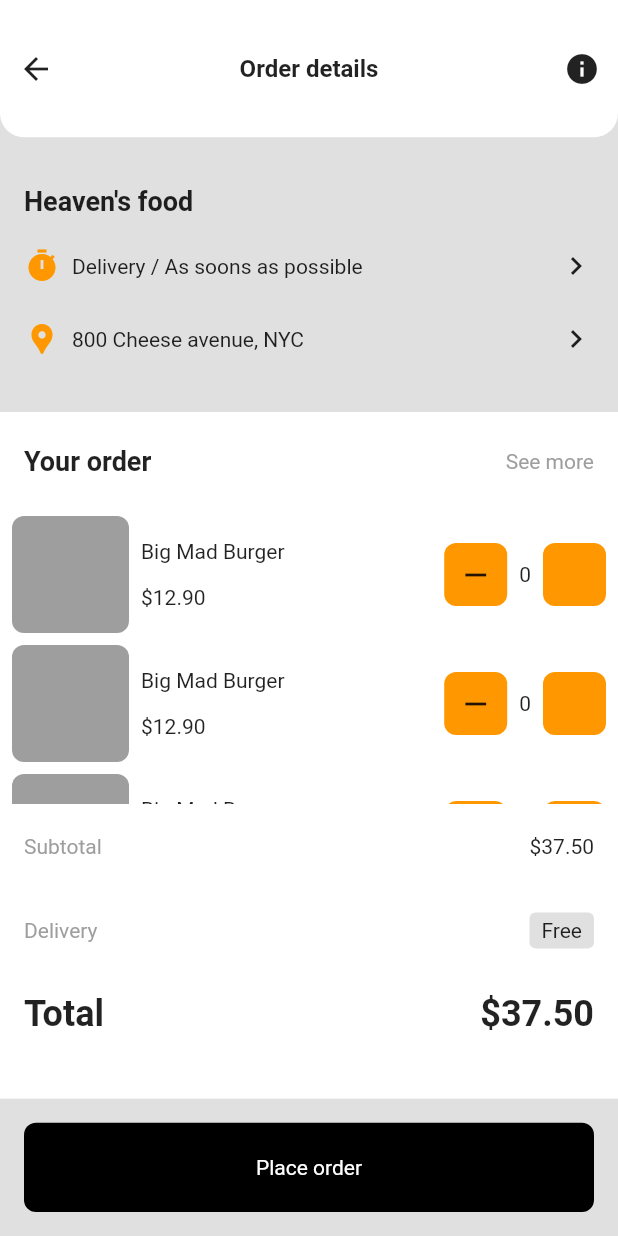
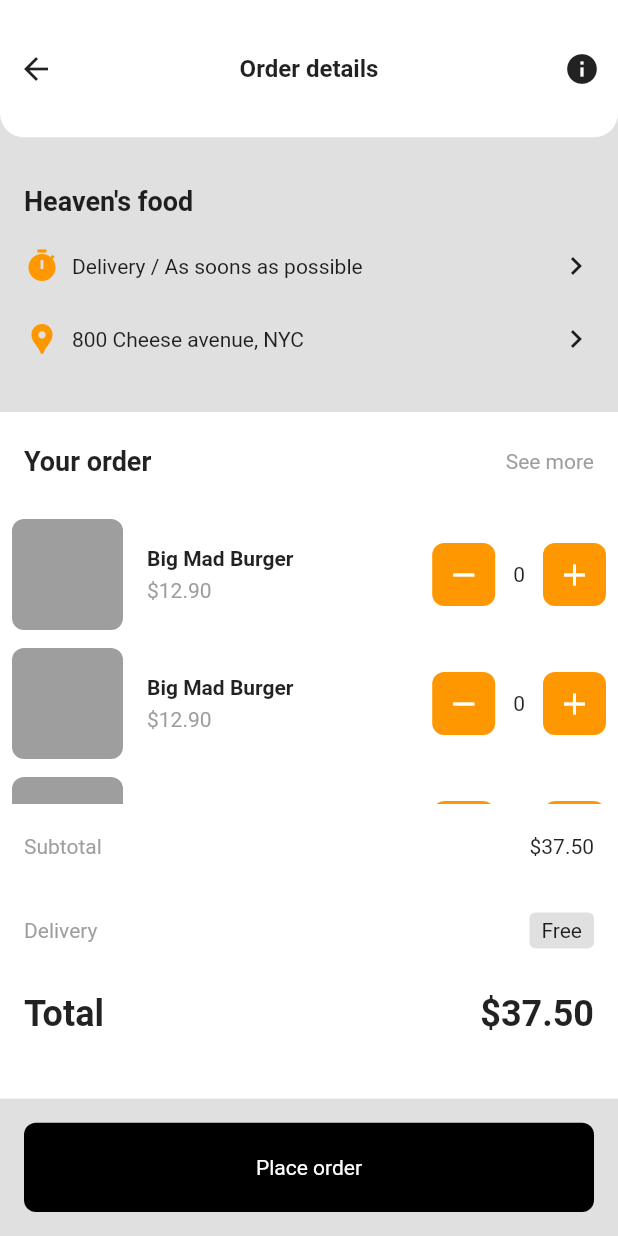
Before and after one commit to JAICHANGPARK/flutter_notebook_11th_story, a Flutter app: the screen it shows after launch, item 2 of the bottom bar chosen, on a phone screen of 412 x 824 dp. Run offline on Flutter 3.47's test engine with Material 2 defaults, Android fonts, the phone set to English and light mode, and no system bars; our stand-ins replace backdrop, badges, flutter_inner_drawer, flutter_slidable, flutter_swiper, google_fonts; network calls fail.

Commit message:
Update food_order_page.dart

```diff
--- a/lib/ep744_food_app/ui/food_order_page.dart
+++ b/lib/ep744_food_app/ui/food_order_page.dart
@@ -6,8 +6,8 @@ class FoodOrderPage extends StatefulWidget {
 }
 
 class _FoodOrderPageState extends State<FoodOrderPage> {
+  num _itemCount = 0;
 
-  num _itemCount = 0;
   @override
   Widget build(BuildContext context) {
     return Scaffold(
@@ -125,31 +125,41 @@ class _FoodOrderPageState extends State<FoodOrderPage> {
                             itemCount: 3,
                             itemBuilder: (context, index) {
                               return Padding(
-                            padding: const EdgeInsets.symmetric(vertical: 4,horizontal: 8),
+                                padding: const EdgeInsets.symmetric(vertical: 6, horizontal: 8),
                                 child: Container(
-                              height: 78,
+                                  height: 74,
                                   child: Row(
                                     children: [
-                                  Container(height: 78,
-                                  width: 78,
-                                  decoration: BoxDecoration(
-                                    color: Colors.grey,
-                                    borderRadius: BorderRadius.circular(8)
-                                  ),),
+                                      Container(
+                                        height: 74,
+                                        width: 74,
+                                        decoration:
+                                            BoxDecoration(color: Colors.grey, borderRadius: BorderRadius.circular(8)),
+                                      ),
                                       Padding(
-                                    padding: const EdgeInsets.all(8.0),
+                                        padding: const EdgeInsets.symmetric(vertical: 16, horizontal: 16),
                                         child: Column(
                                           mainAxisAlignment: MainAxisAlignment.spaceAround,
                                           crossAxisAlignment: CrossAxisAlignment.start,
                                           children: [
-                                        Text("Big Mad Burger"),
-                                        Text("\$12.90"),
+                                            Text(
+                                              "Big Mad Burger",
+                                              style: TextStyle(
+                                                fontWeight: FontWeight.bold,
+                                              ),
+                                            ),
+                                            Text(
+                                              "\$12.90",
+                                              style: TextStyle(
+                                                color: Colors.grey,
+                                              ),
+                                            ),
                                           ],
                                         ),
                                       ),
                                       Spacer(),
                                       InkWell(
-                                    onTap: (){
+                                        onTap: () {
                                           setState(() {
                                             _itemCount--;
                                           });
@@ -158,20 +168,21 @@ class _FoodOrderPageState extends State<FoodOrderPage> {
                                           height: 42,
                                           width: 42,
                                           decoration: BoxDecoration(
-                                        color: Colors.orange,
-                                        borderRadius: BorderRadius.circular(8)
+                                              color: Colors.orange, borderRadius: BorderRadius.circular(8)),
+                                          child: Center(
+                                            child: Icon(
+                                              Icons.remove,
+                                              color: Colors.white,
                                             ),
-                                      child: Center(
-                                        child: Icon(Icons.remove),
                                           ),
                                         ),
                                       ),
                                       Padding(
-                                    padding: const EdgeInsets.all(8.0),
+                                        padding: const EdgeInsets.symmetric(horizontal: 12),
                                         child: Text("$_itemCount"),
                                       ),
                                       InkWell(
-                                    onTap: (){
+                                        onTap: () {
                                           setState(() {
                                             _itemCount++;
                                           });
@@ -180,8 +191,12 @@ class _FoodOrderPageState extends State<FoodOrderPage> {
                                           height: 42,
                                           width: 42,
                                           decoration: BoxDecoration(
-                                        color: Colors.orange,
-                                          borderRadius: BorderRadius.circular(8)
+                                              color: Colors.orange, borderRadius: BorderRadius.circular(8)),
+                                          child: Center(
+                                            child: Icon(
+                                              Icons.add,
+                                              color: Colors.white,
+                                            ),
                                           ),
                                         ),
                                       )
@@ -196,17 +211,17 @@ class _FoodOrderPageState extends State<FoodOrderPage> {
                           crossAxisAlignment: CrossAxisAlignment.start,
                           children: [
                             ListTile(
-                              title: Text("Subtotal", style: TextStyle(
-                                  fontSize: 14,
-                                  color: Colors.grey
-                              ),),
+                              title: Text(
+                                "Subtotal",
+                                style: TextStyle(fontSize: 14, color: Colors.grey),
+                              ),
                               trailing: Text("\$37.50"),
                             ),
                             ListTile(
-                                title: Text("Delivery", style: TextStyle(
-                                  fontSize: 14,
-                                  color: Colors.grey
-                                ),),
+                                title: Text(
+                                  "Delivery",
+                                  style: TextStyle(fontSize: 14, color: Colors.grey),
+                                ),
                                 trailing: Container(
                                   padding: EdgeInsets.symmetric(horizontal: 8, vertical: 4),
                                   decoration:
@@ -214,10 +229,10 @@ class _FoodOrderPageState extends State<FoodOrderPage> {
                                   child: Text("Free"),
                                 )),
                             ListTile(
-                                title: Text("Total", style: TextStyle(
-                                  fontSize: 24,
-                                  fontWeight: FontWeight.bold
-                                ),),
+                                title: Text(
+                                  "Total",
+                                  style: TextStyle(fontSize: 24, fontWeight: FontWeight.bold),
+                                ),
                                 trailing: Text(
                                   "\$37.50",
                                   style: TextStyle(fontSize: 24, fontWeight: FontWeight.bold),
```
Lines whose indentation alone changed are shown as unchanged.
